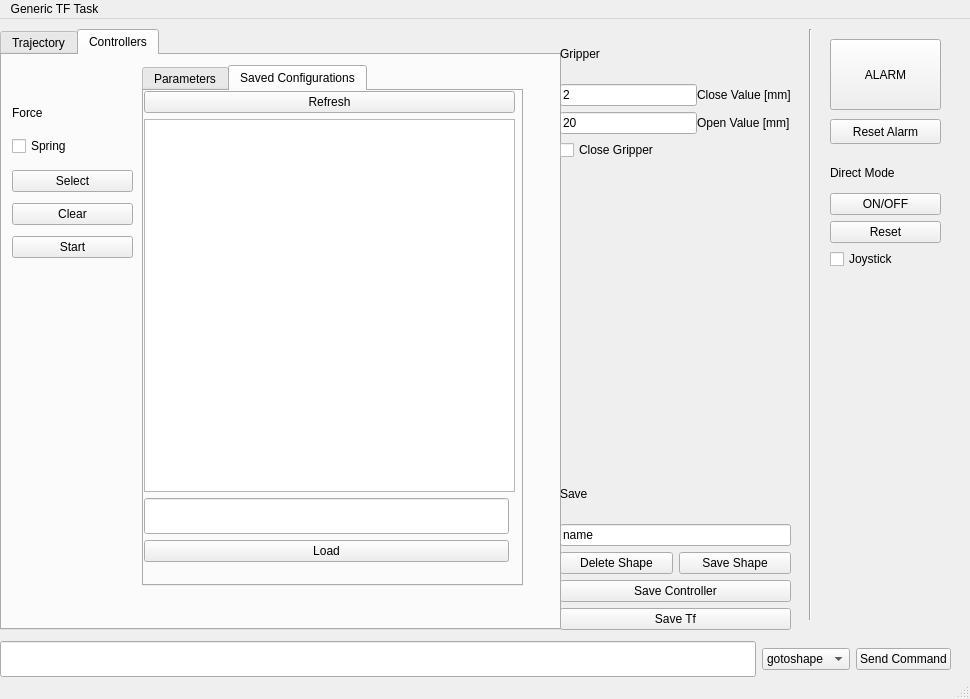
The window that data/ui/robot_gui.ui (zanellar/rocup) describes before a commit, drawn with Qt 5.
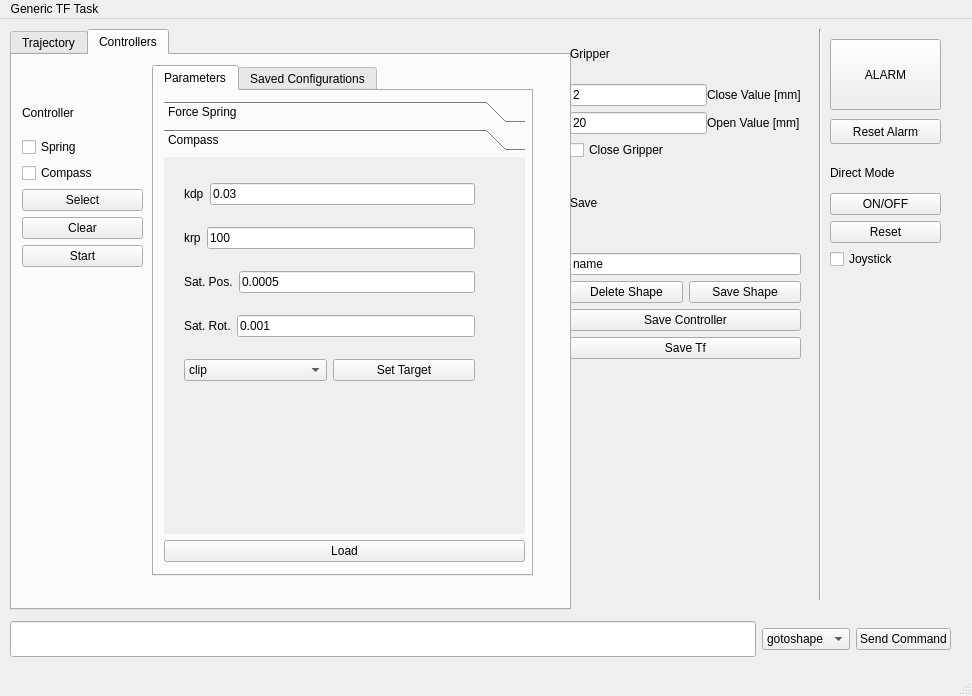
The same window after the commit.

Commit message: compass proportional control implemented and tuned [working]

```diff
--- a/data/ui/robot_gui.ui
+++ b/data/ui/robot_gui.ui
@@ -6,8 +6,8 @@
    <rect>
     <x>0</x>
     <y>0</y>
-    <width>970</width>
-    <height>699</height>
+    <width>972</width>
+    <height>696</height>
    </rect>
   </property>
   <property name="windowTitle">
@@ -17,10 +17,10 @@
    <widget class="Line" name="line">
     <property name="geometry">
      <rect>
-      <x>800</x>
+      <x>810</x>
       <y>10</y>
       <width>20</width>
-      <height>591</height>
+      <height>571</height>
      </rect>
     </property>
     <property name="orientation">
@@ -30,9 +30,9 @@
    <widget class="QWidget" name="layoutWidget">
     <property name="geometry">
      <rect>
-      <x>0</x>
-      <y>620</y>
-      <width>951</width>
+      <x>10</x>
+      <y>600</y>
+      <width>941</width>
       <height>41</height>
      </rect>
     </property>
@@ -93,10 +93,10 @@
    <widget class="QWidget" name="verticalLayoutWidget_12">
     <property name="geometry">
      <rect>
-      <x>0</x>
+      <x>10</x>
       <y>10</y>
       <width>561</width>
-      <height>601</height>
+      <height>581</height>
      </rect>
     </property>
     <layout class="QVBoxLayout" name="verticalLayout_12">
@@ -441,38 +441,40 @@
            <x>140</x>
            <y>10</y>
            <width>381</width>
-           <height>521</height>
+           <height>511</height>
           </rect>
          </property>
          <property name="currentIndex">
-          <number>1</number>
+          <number>0</number>
          </property>
          <widget class="QWidget" name="Custom">
           <attribute name="title">
            <string>Parameters</string>
           </attribute>
-          <widget class="QWidget" name="verticalLayoutWidget_6">
+          <widget class="QWidget" name="verticalLayoutWidget_5">
            <property name="geometry">
             <rect>
-             <x>0</x>
-             <y>0</y>
-             <width>371</width>
-             <height>451</height>
+             <x>10</x>
+             <y>10</y>
+             <width>361</width>
+             <height>461</height>
             </rect>
            </property>
+           <layout class="QVBoxLayout" name="verticalLayout_14">
+            <item>
            <layout class="QVBoxLayout" name="verticalLayout_9">
             <item>
              <widget class="QToolBox" name="toolBox">
               <property name="currentIndex">
-               <number>0</number>
-              </property>
-              <widget class="QWidget" name="page_6">
+                 <number>1</number>
+                </property>
+                <widget class="QWidget" name="force_spring">
                <property name="geometry">
                 <rect>
                  <x>0</x>
                  <y>0</y>
-                 <width>369</width>
-                 <height>418</height>
+                   <width>357</width>
+                   <height>364</height>
                 </rect>
                </property>
                <attribute name="label">
@@ -557,22 +559,140 @@
                 </property>
                </widget>
               </widget>
-             </widget>
-            </item>
-           </layout>
-          </widget>
+                <widget class="QWidget" name="compass">
+                 <property name="geometry">
+                  <rect>
+                   <x>0</x>
+                   <y>0</y>
+                   <width>357</width>
+                   <height>364</height>
+                  </rect>
+                 </property>
+                 <attribute name="label">
+                  <string>Compass</string>
+                 </attribute>
+                 <widget class="QWidget" name="verticalLayoutWidget_2">
+                  <property name="geometry">
+                   <rect>
+                    <x>20</x>
+                    <y>10</y>
+                    <width>291</width>
+                    <height>231</height>
+                   </rect>
+                  </property>
+                  <layout class="QVBoxLayout" name="verticalLayout_4">
+                   <item>
+                    <layout class="QHBoxLayout" name="horizontalLayout_9">
+                     <item>
+                      <widget class="QLabel" name="label_18">
+                       <property name="text">
+                        <string>kdp</string>
+                       </property>
+                      </widget>
+                     </item>
+                     <item>
+                      <widget class="QLineEdit" name="kdp_value">
+                       <property name="text">
+                        <string>0.03</string>
+                       </property>
+                      </widget>
+                     </item>
+                    </layout>
+                   </item>
+                   <item>
+                    <layout class="QHBoxLayout" name="horizontalLayout_11">
+                     <item>
+                      <widget class="QLabel" name="label_17">
+                       <property name="text">
+                        <string>krp</string>
+                       </property>
+                      </widget>
+                     </item>
+                     <item>
+                      <widget class="QLineEdit" name="krp_value">
+                       <property name="text">
+                        <string>100</string>
+                       </property>
+                      </widget>
+                     </item>
+                    </layout>
+                   </item>
+                   <item>
+                    <layout class="QHBoxLayout" name="horizontalLayout_12">
+                     <item>
+                      <widget class="QLabel" name="label_19">
+                       <property name="text">
+                        <string>Sat. Pos.</string>
+                       </property>
+                      </widget>
+                     </item>
+                     <item>
+                      <widget class="QLineEdit" name="sat_pos_error_value">
+                       <property name="text">
+                        <string>0.0005</string>
+                       </property>
+                      </widget>
+                     </item>
+                    </layout>
+                   </item>
+                   <item>
+                    <layout class="QHBoxLayout" name="horizontalLayout_13">
+                     <item>
+                      <widget class="QLabel" name="label_20">
+                       <property name="text">
+                        <string>Sat. Rot.</string>
+                       </property>
+                      </widget>
+                     </item>
+                     <item>
+                      <widget class="QLineEdit" name="sat_rot_error_value">
+                       <property name="text">
+                        <string>0.001</string>
+                       </property>
+                      </widget>
+                     </item>
+                    </layout>
+                   </item>
+                   <item>
+                    <layout class="QHBoxLayout" name="horizontalLayout_10">
+                     <item>
+                      <widget class="QComboBox" name="object_box">
+                       <item>
+                        <property name="text">
+                         <string>clip</string>
+                        </property>
+                       </item>
+                       <item>
+                        <property name="text">
+                         <string>battery_black</string>
+                        </property>
+                       </item>
+                      </widget>
+                     </item>
+                     <item>
+                      <widget class="QPushButton" name="target_button">
+                       <property name="text">
+                        <string>Set Target</string>
+                       </property>
+                      </widget>
+                     </item>
+                    </layout>
+                   </item>
+                  </layout>
+                 </widget>
+                </widget>
+               </widget>
+              </item>
+             </layout>
+            </item>
+            <item>
           <widget class="QPushButton" name="update_controller_button">
-           <property name="geometry">
-            <rect>
-             <x>0</x>
-             <y>460</y>
-             <width>371</width>
-             <height>25</height>
-            </rect>
-           </property>
            <property name="text">
             <string>Load</string>
            </property>
+             </widget>
+            </item>
+           </layout>
           </widget>
          </widget>
          <widget class="QWidget" name="Saved">
@@ -624,53 +744,20 @@
           </widget>
          </widget>
         </widget>
-        <widget class="QWidget" name="verticalLayoutWidget_7">
-         <property name="geometry">
-          <rect>
-           <x>10</x>
-           <y>110</y>
-           <width>121</width>
-           <height>101</height>
-          </rect>
-         </property>
-         <layout class="QVBoxLayout" name="verticalLayout_10">
-          <item>
-           <widget class="QPushButton" name="select_control_button">
-            <property name="text">
-             <string>Select</string>
-            </property>
-           </widget>
-          </item>
-          <item>
-           <widget class="QPushButton" name="clear_control_button">
-            <property name="text">
-             <string>Clear</string>
-            </property>
-           </widget>
-          </item>
-          <item>
-           <widget class="QPushButton" name="start_control_button">
-            <property name="text">
-             <string>Start</string>
-            </property>
-           </widget>
-          </item>
-         </layout>
-        </widget>
         <widget class="QWidget" name="verticalLayoutWidget_8">
          <property name="geometry">
           <rect>
            <x>10</x>
            <y>40</y>
            <width>121</width>
-           <height>61</height>
+           <height>172</height>
           </rect>
          </property>
          <layout class="QVBoxLayout" name="verticalLayout_2">
           <item>
            <widget class="QLabel" name="label_15">
             <property name="text">
-             <string>Force</string>
+             <string>Controller</string>
             </property>
            </widget>
           </item>
@@ -681,6 +768,38 @@
             </property>
            </widget>
           </item>
+          <item>
+           <widget class="QCheckBox" name="compass_ctrl_box">
+            <property name="text">
+             <string>Compass</string>
+            </property>
+           </widget>
+          </item>
+          <item>
+           <layout class="QVBoxLayout" name="verticalLayout_10">
+            <item>
+             <widget class="QPushButton" name="select_control_button">
+              <property name="text">
+               <string>Select</string>
+              </property>
+             </widget>
+            </item>
+            <item>
+             <widget class="QPushButton" name="clear_control_button">
+              <property name="text">
+               <string>Clear</string>
+              </property>
+             </widget>
+            </item>
+            <item>
+             <widget class="QPushButton" name="start_control_button">
+              <property name="text">
+               <string>Start</string>
+              </property>
+             </widget>
+            </item>
+           </layout>
+          </item>
          </layout>
         </widget>
        </widget>
@@ -691,10 +810,10 @@
    <widget class="QWidget" name="verticalLayoutWidget_13">
     <property name="geometry">
      <rect>
-      <x>560</x>
-      <y>450</y>
+      <x>570</x>
+      <y>140</y>
       <width>231</width>
-      <height>161</height>
+      <height>200</height>
      </rect>
     </property>
     <layout class="QVBoxLayout" name="verticalLayout_13">
@@ -749,7 +868,7 @@
    <widget class="QWidget" name="verticalLayoutWidget_3">
     <property name="geometry">
      <rect>
-      <x>560</x>
+      <x>570</x>
       <y>10</y>
       <width>231</width>
       <height>131</height>
@@ -903,7 +1022,7 @@
     <rect>
      <x>0</x>
      <y>0</y>
-     <width>970</width>
+     <width>972</width>
      <height>22</height>
     </rect>
    </property>
```
Lines whose indentation alone changed are shown as unchanged. The commit also changes 4 other files.
